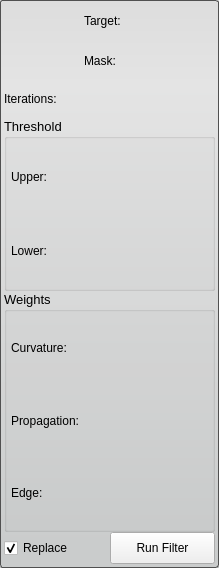
jessdtate/Seg3D, file Interface/ToolInterface/ThresholdSegmentationLSFilterInterface.ui: the form before one commit.
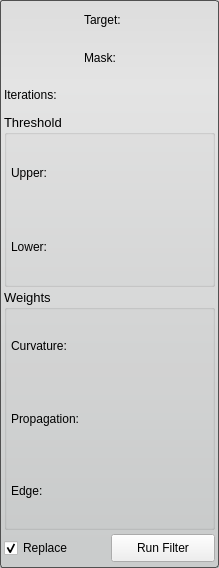
The form after the commit.

Commit message: updates for adding filter actions, some filter actions

What changed in the file:
```diff
--- a/Interface/ToolInterface/ThresholdSegmentationLSFilterInterface.ui
+++ b/Interface/ToolInterface/ThresholdSegmentationLSFilterInterface.ui
@@ -40,7 +40,7 @@
   </property>
   <layout class="QVBoxLayout" name="verticalLayout_3">
    <property name="spacing">
-    <number>0</number>
+    <number>2</number>
    </property>
    <property name="margin">
     <number>4</number>
@@ -319,13 +319,13 @@
        <property name="minimumSize">
         <size>
          <width>0</width>
-         <height>32</height>
+         <height>28</height>
         </size>
        </property>
        <property name="maximumSize">
         <size>
          <width>16777215</width>
-         <height>32</height>
+         <height>28</height>
         </size>
        </property>
        <property name="text">
```
Left out of the diff: 4 changed lines with no effect on the pictures. The commit also changes 57 other files.
